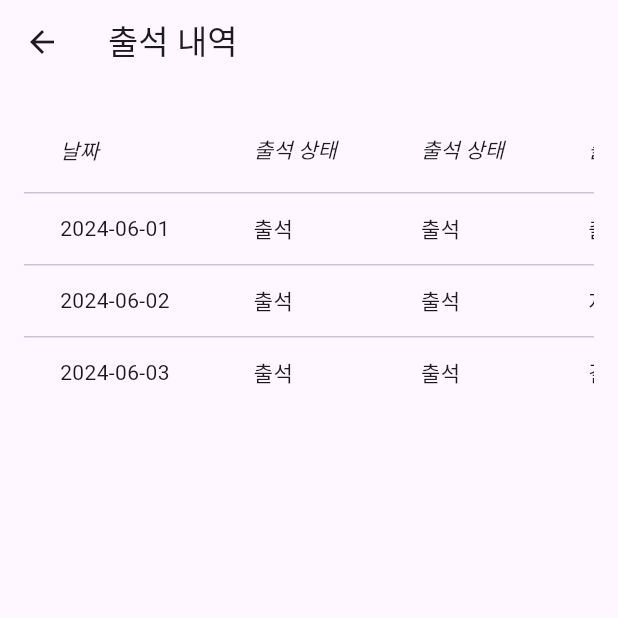
After one commit to Dev-Combu/Do_dream_youth, a Flutter app: the AttendancePage screen opened by its route, after a tap on "출석 확인", on a phone screen of 412 x 824 dp, the top half of it. The commit adds this screen. Run offline on Flutter 3.47's test engine with Material 3 defaults, Android fonts, the phone set to English and light mode, and no system bars; our stand-ins replace cloud_firestore, firebase_auth, firebase_core, flutter_riverpod, freezed_annotation, go_router and 3 more; missing offline and left inert: mobile_scanner; accounts and stored records are empty.

Commit message:
25.12.01

```diff
--- /dev/null
+++ b/lib/data/source/at_history/at_history_data_source.dart
@@ -0,0 +1,5 @@
+import 'package:do_dream_youth/data/dto/at_history/at_history_dto.dart';
+
+abstract class AtHistoryDataSource {
+  Future<List<AtHistoryDto>> readAtHistory();
+}
--- /dev/null
+++ b/lib/domain/repository/at_history_repository.dart
@@ -0,0 +1,5 @@
+import 'package:do_dream_youth/domain/entity/at_history_entity.dart';
+
+abstract class AtHistoryRepository {
+  Future<List<AtHistoryEntity>> readAtHistory();
+}
--- a/lib/presentation/app/router.dart
+++ b/lib/presentation/app/router.dart
@@ -1,3 +1,4 @@
+import 'package:do_dream_youth/presentation/ui/attendance/at_history/at_history.dart';
 import 'package:do_dream_youth/presentation/ui/attendance/attendance_chek/attendance_check_page.dart';
 import 'package:do_dream_youth/presentation/ui/attendance/attendance_page.dart';
 import 'package:do_dream_youth/presentation/ui/attendance/attendance_qr/attendance_qr_page.dart';
@@ -143,6 +144,10 @@ final router = GoRouter(
       ],
     ),
     GoRoute(
+      path: '/at_history',
+      builder: (context, state) => AtHistory(),
+    ),
+    GoRoute(
       path: '/attendance_qr',
       builder: (context, state) => AttendanceQrPage(),
     ),
--- /dev/null
+++ b/lib/presentation/ui/attendance/at_history/at_history.dart
@@ -0,0 +1,86 @@
+import 'package:flutter/material.dart';
+import 'package:go_router/go_router.dart';
+
+class AtHistory extends StatefulWidget{
+  const AtHistory({super.key});
+
+  @override
+  State<AtHistory> createState() => _AtHistoryState();
+}
+
+class _AtHistoryState extends State<AtHistory> {
+  @override
+  Widget build(BuildContext context) {
+    return Scaffold(
+      appBar: AppBar(
+        leading: BackButton(
+          onPressed: () {
+            context.go('/attendance');
+          },
+        ),
+        title: Text('출석 내역'),
+      ),
+      body: Padding(
+        padding: const EdgeInsets.all(16.0),
+        child: SingleChildScrollView(
+          scrollDirection: Axis.horizontal,
+          child: DataTable(
+            columns: const <DataColumn>[
+              DataColumn(
+                label: Text(
+                  '날짜',
+                  style: TextStyle(fontStyle: FontStyle.italic),
+                ),
+              ),
+              DataColumn(
+                label: Text(
+                  '출석 상태',
+                  style: TextStyle(fontStyle: FontStyle.italic),
+                ),
+              ),
+              DataColumn(
+                label: Text(
+                  '출석 상태',
+                  style: TextStyle(fontStyle: FontStyle.italic),
+                ),
+              ),
+              DataColumn(
+                label: Text(
+                  '출석 상태',
+                  style: TextStyle(fontStyle: FontStyle.italic),
+                ),
+              ),
+            ],
+            rows: const <DataRow>[
+              DataRow(
+                cells: <DataCell>[
+                  DataCell(Text('2024-06-01')),
+                  DataCell(Text('출석')),
+                  DataCell(Text('출석')),
+                  DataCell(Text('출석')),
+                ],
+              ),
+              DataRow(
+                cells: <DataCell>[
+                  DataCell(Text('2024-06-02')),
+                  DataCell(Text('출석')),
+                  DataCell(Text('출석')),
+                  DataCell(Text('지각')),
+                ],
+              ),
+              DataRow(
+                cells: <DataCell>[
+                  DataCell(Text('2024-06-03')),
+                  DataCell(Text('출석')),
+                  DataCell(Text('출석')),
+                  DataCell(Text('결석')),
+                ],
+              ),
+
+            ],
+          ),
+        ),
+      ),
+    );
+  }
+}
--- a/lib/presentation/ui/attendance/attendance_page.dart
+++ b/lib/presentation/ui/attendance/attendance_page.dart
@@ -22,22 +22,36 @@ class _AttendancePageState extends ConsumerState<AttendancePage> {
       ),
       body: Padding(
         padding: const EdgeInsets.all(16.0),
-        child: Row(
+        child: Column(
           mainAxisAlignment: MainAxisAlignment.center,
           children: [
             Flexible(
-              fit: FlexFit.tight,
-              child: Container(
-                decoration: BoxDecoration(
-                  border: Border.all(color: Colors.black),
-                  borderRadius: BorderRadius.circular(8),
+              fit: FlexFit.loose,
+              child: GestureDetector(
+                onTap: () {
+                  userRole == "student"
+                  ? context.push('/at_history')
+                  : context.push('/at_history');
+
+                },
+                child: Container(
+                  decoration: BoxDecoration(
+                    border: Border.all(color: Colors.black),
+                    borderRadius: BorderRadius.circular(8),
+                  ),
+                  height: 150,
+                  child: Center(
+                    child: Text(
+                      "출석 확인",
+                      style: TextStyle(fontSize: 24),
+                    ),
+                  ),
                 ),
-                height: 150,
               ),
             ),
             Padding(padding:  const EdgeInsets.all(8.0)),
             Flexible(
-              fit: FlexFit.tight,
+              fit: FlexFit.loose,
               child: GestureDetector(
                 onTap: () {
                   userRole == "student"
@@ -50,6 +64,12 @@ class _AttendancePageState extends ConsumerState<AttendancePage> {
                     borderRadius: BorderRadius.circular(8),
                   ),
                   height: 150,
+                  child: Center(
+                    child: Text(
+                      userRole == "student" ? "QR 코드 스캔하기" : "출석 QR 코드 생성하기",
+                      style: TextStyle(fontSize: 24),
+                    ),
+                  ),
                 ),
               ),
             ),
```
Also changed, not shown: lib/data/dto/at_history/at_history_dto.dart (added, +17 -0 lines), lib/data/repository_impl/at_history_repository_impl.dart (added, +18 -0 lines), lib/data/repository_impl/attendance_st_repository_impl copy.dart (added, +22 -0 lines), lib/data/source/at_history/at_history_data_source_impl.dart (added, +37 -0 lines), lib/domain/entity/at_history_entity.dart (added, +10 -0 lines), lib/domain/usecase/at_history_usecase.dart (added, +11 -0 lines), lib/presentation/ui/attendance/at_history/at_history_provider.dart (added, +20 -0 lines), lib/presentation/ui/attendance/at_history/at_history_view_model.dart (added, +23 -0 lines), lib/data/dto/at_history/at_history_dto.freezed.dart (added), lib/data/dto/at_history/at_history_dto.g.dart (added).
